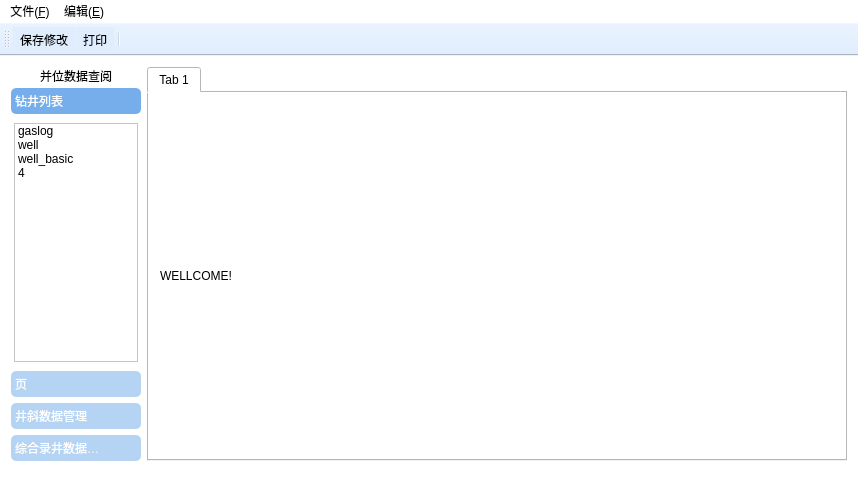
Qt form UI/UI_MainWindow.ui (icekittenxx/SKproject_0420) before a commit.
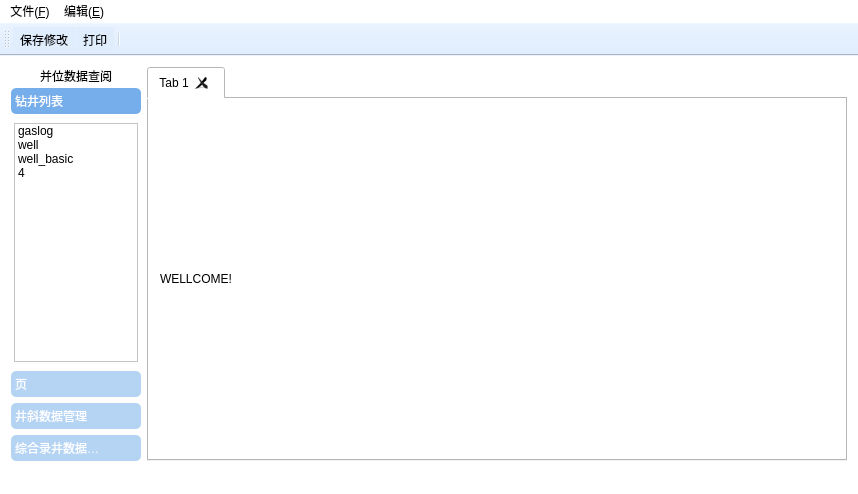
The same form after that commit. Icons and pictures are not drawn.

```diff
--- a/UI/UI_MainWindow.ui
+++ b/UI/UI_MainWindow.ui
@@ -416,6 +416,9 @@
         <property name="currentIndex">
          <number>0</number>
         </property>
+        <property name="tabsClosable">
+         <bool>true</bool>
+        </property>
         <widget class="QWidget" name="TAB_1">
          <property name="styleSheet">
           <string notr="true"/>
```
